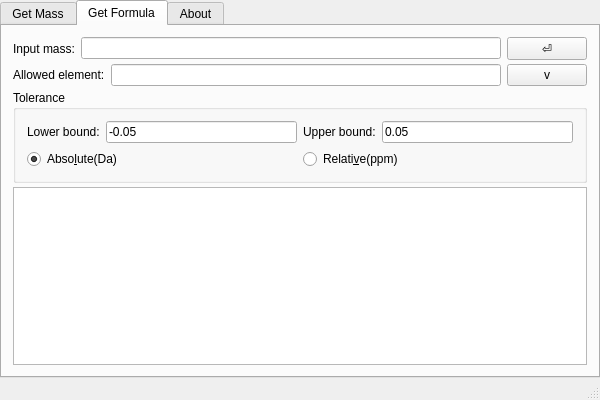
Old version of the form src/mainwindow.ui in the repository zwpwjwtz/MassCalculator.
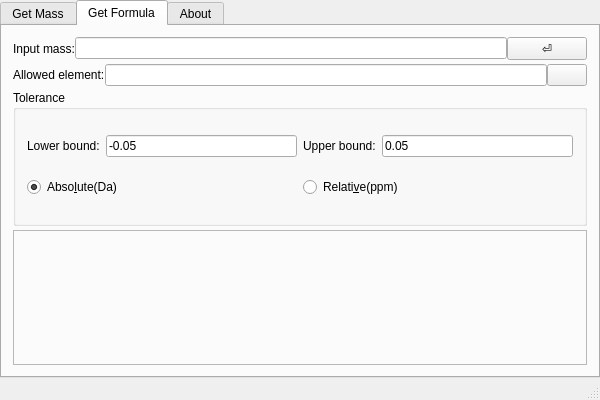
New version of the form. The open tabs and pages were chosen to show the change. Icons and pictures are not drawn. Custom widgets are drawn as their Qt base class.

What changed in the file:
```diff
--- a/src/mainwindow.ui
+++ b/src/mainwindow.ui
@@ -143,6 +143,9 @@
         </property>
         <item>
          <layout class="QHBoxLayout" name="horizontalLayout_4">
+          <property name="spacing">
+           <number>0</number>
+          </property>
           <item>
            <widget class="QLabel" name="labelInputMass">
             <property name="text">
@@ -164,6 +167,9 @@
         </item>
         <item>
          <layout class="QHBoxLayout" name="horizontalLayout_6">
+          <property name="spacing">
+           <number>0</number>
+          </property>
           <item>
            <widget class="QLabel" name="labelAllowedElement">
             <property name="text">
@@ -183,8 +189,9 @@
             <property name="focusPolicy">
              <enum>Qt::StrongFocus</enum>
             </property>
-            <property name="text">
-             <string>v</string>
+            <property name="icon">
+             <iconset resource="resources.qrc">
+              <normaloff>:/icons/edit.png</normaloff>:/icons/edit.png</iconset>
             </property>
             <property name="shortcut">
              <string notr="true"/>
@@ -256,7 +263,14 @@
          </widget>
         </item>
         <item>
-         <widget class="QTableView" name="listResultFormula"/>
+         <widget class="FrameFormulaList" name="frameResultFormula">
+          <property name="frameShape">
+           <enum>QFrame::StyledPanel</enum>
+          </property>
+          <property name="frameShadow">
+           <enum>QFrame::Raised</enum>
+          </property>
+         </widget>
         </item>
        </layout>
       </widget>
@@ -385,6 +399,14 @@
   <widget class="QStatusBar" name="statusBar"/>
  </widget>
  <layoutdefault spacing="6" margin="11"/>
+ <customwidgets>
+  <customwidget>
+   <class>FrameFormulaList</class>
+   <extends>QFrame</extends>
+   <header>widget/frameformulalist.h</header>
+   <container>1</container>
+  </customwidget>
+ </customwidgets>
  <resources>
   <include location="resources.qrc"/>
  </resources>
```
Left out of the diff: 7 changed lines with no effect on the pictures.
